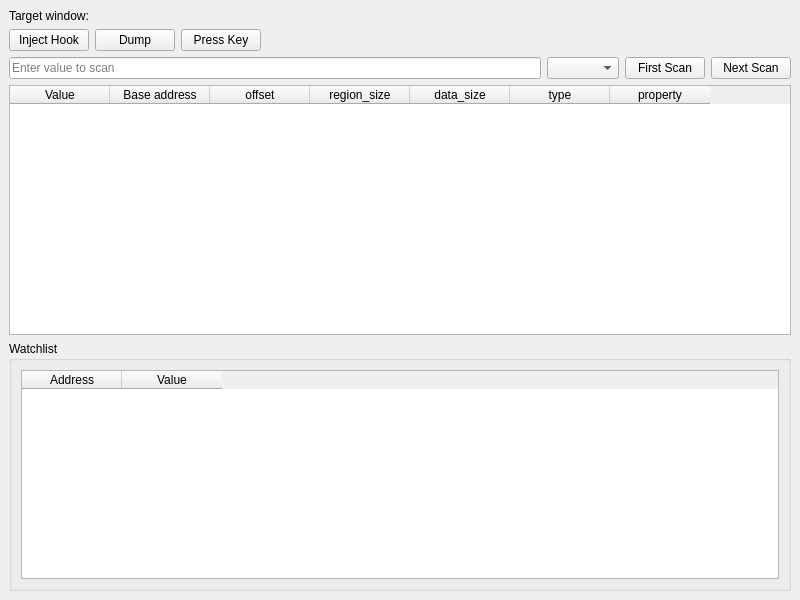
The window that gui/mainwindow.ui (Alexandr4702/HackHook) describes before a commit, drawn with Qt 5.
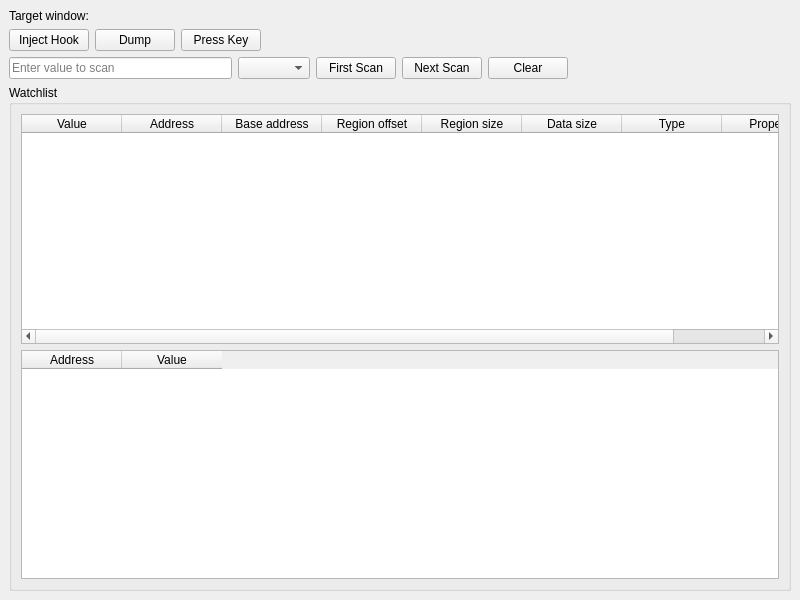
The same window after the commit. Custom widgets are drawn as their Qt base class.

Commit message: Fix exclude regions, clear FlatBuffer builder, add GUI buttons

```diff
--- a/gui/mainwindow.ui
+++ b/gui/mainwindow.ui
@@ -14,7 +14,7 @@
    <string>Memory Scanner</string>
   </property>
   <widget class="QWidget" name="centralwidget">
-   <layout class="QVBoxLayout" name="verticalLayout" stretch="0,0,0,1,1">
+   <layout class="QVBoxLayout" name="verticalLayout" stretch="0,0,0,1">
     <item>
      <layout class="QHBoxLayout" name="windowSelectionLayout">
       <item>
@@ -97,56 +97,81 @@
         </property>
        </widget>
       </item>
+      <item>
+       <widget class="QPushButton" name="pushButton">
+        <property name="text">
+         <string>Clear</string>
+        </property>
+       </widget>
+      </item>
+      <item>
+       <spacer name="horizontalSpacer">
+        <property name="orientation">
+         <enum>Qt::Orientation::Horizontal</enum>
+        </property>
+        <property name="sizeHint" stdset="0">
+         <size>
+          <width>40</width>
+          <height>20</height>
+         </size>
+        </property>
+       </spacer>
+      </item>
      </layout>
     </item>
-    <item>
-     <widget class="QTableWidget" name="resultsTable">
-      <property name="columnCount">
-       <number>7</number>
-      </property>
-      <column>
-       <property name="text">
-        <string>Value</string>
-       </property>
-      </column>
-      <column>
-       <property name="text">
-        <string>Base address</string>
-       </property>
-      </column>
-      <column>
-       <property name="text">
-        <string>offset</string>
-       </property>
-      </column>
-      <column>
-       <property name="text">
-        <string>region_size</string>
-       </property>
-      </column>
-      <column>
-       <property name="text">
-        <string>data_size</string>
-       </property>
-      </column>
-      <column>
-       <property name="text">
-        <string>type</string>
-       </property>
-      </column>
-      <column>
-       <property name="text">
-        <string>property</string>
-       </property>
-      </column>
-     </widget>
-    </item>
     <item>
      <widget class="QGroupBox" name="watchlistGroup">
       <property name="title">
        <string>Watchlist</string>
       </property>
       <layout class="QVBoxLayout">
+       <item>
+        <widget class="QTableWidget" name="resultsTable">
+         <property name="columnCount">
+          <number>8</number>
+         </property>
+         <column>
+          <property name="text">
+           <string>Value</string>
+          </property>
+         </column>
+         <column>
+          <property name="text">
+           <string>Address</string>
+          </property>
+         </column>
+         <column>
+          <property name="text">
+           <string>Base address</string>
+          </property>
+         </column>
+         <column>
+          <property name="text">
+           <string>Region offset</string>
+          </property>
+         </column>
+         <column>
+          <property name="text">
+           <string>Region size</string>
+          </property>
+         </column>
+         <column>
+          <property name="text">
+           <string>Data size</string>
+          </property>
+         </column>
+         <column>
+          <property name="text">
+           <string>Type</string>
+          </property>
+         </column>
+         <column>
+          <property name="text">
+           <string>Property</string>
+          </property>
+         </column>
+        </widget>
+       </item>
        <item>
         <widget class="QTableWidget" name="watchlistTable">
          <property name="columnCount">
```
The commit also changes 8 other files.
